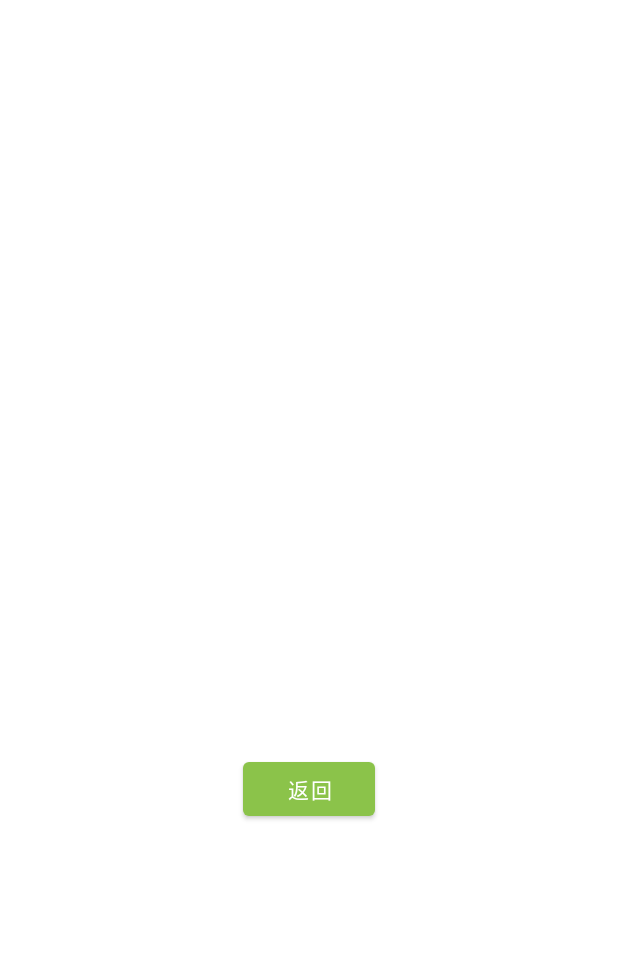
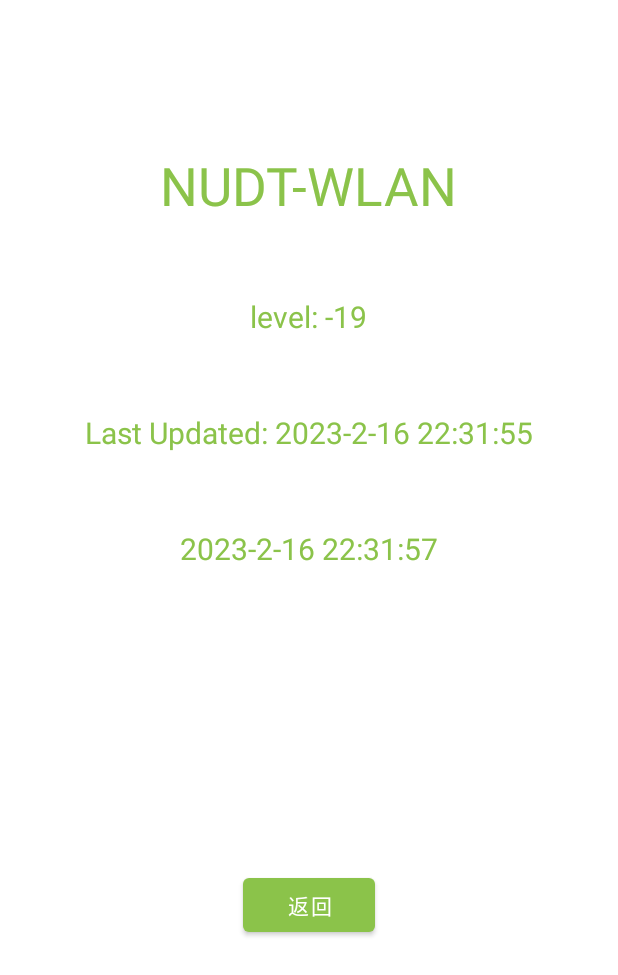
Before and after one commit to GUOBAJUN/WiFiScanner, an Android app: the layout detail_wlan_info.xml on its own in the app's theme, with its tools: preview values and no code run, on a phone screen of 412 x 824 dp. Shown: the top 975 px of the screen. Run offline under Robolectric (Android 15) with nearby library versions, the phone set to English and light mode, and no system bars.

```diff
--- a/app/src/main/java/com/potato/wifiscanner/wlan_detail_info.java
+++ b/app/src/main/java/com/potato/wifiscanner/wlan_detail_info.java
@@ -30,6 +30,7 @@ public class wlan_detail_info extends AppCompatActivity {
 
     TextView wifiLevel;
     TextView realTime;
+    TextView updateTime;
     private WifiManager wifiMgr;
     private boolean isUpdated = false;
     @SuppressLint("SetTextI18n")
@@ -49,7 +50,6 @@ public class wlan_detail_info extends AppCompatActivity {
                 String target_bssid = scanResult.BSSID;
                 for(ScanResult result : results) {
                     if (Objects.equals(result.SSID, target_ssid) && Objects.equals(result.BSSID, target_bssid)) {
-
                         wifiLevel.setText("level: " + result.level);
                         flag = true;
                         break;
@@ -57,6 +57,7 @@ public class wlan_detail_info extends AppCompatActivity {
                 }
                 if(!flag)
                     wifiLevel.setText("该WiFi已超出信号范围");
+                updateTime.setText("Last update: " + (new SimpleDateFormat("yyyy-MM-dd HH:mm:ss",Locale.CHINA).format(new Date())));
             }
         }
     };
@@ -73,6 +74,8 @@ public class wlan_detail_info extends AppCompatActivity {
         wifiLevel = findViewById(R.id.wifi_level);
         wifiLevel.setText("level: " + scanResult.level);
         realTime = findViewById(R.id.real_time);
+        updateTime = findViewById(R.id.update_time);
+        updateTime.setText("Last update: " + (new SimpleDateFormat("yyyy-MM-dd HH:mm:ss",Locale.CHINA).format(new Date())));
 
         // 为“返回”按钮添加事件处理函数
         Button button_back = findViewById(R.id.button_back);
--- a/app/src/main/res/layout/detail_wlan_info.xml
+++ b/app/src/main/res/layout/detail_wlan_info.xml
@@ -12,9 +12,10 @@
         android:id="@+id/wifi_ssid"
         android:layout_width="wrap_content"
         android:layout_height="wrap_content"
+        android:layout_marginTop="100dp"
         android:gravity="center"
-        android:layout_marginTop="100dp"
-        android:textSize="35sp"/>
+        android:textSize="35sp"
+        tools:text="NUDT-WLAN" />
 
     <TextView
         android:id="@+id/wifi_level"
@@ -22,14 +23,27 @@
         android:layout_height="wrap_content"
         android:layout_marginTop="50dp"
         android:gravity="center"
-        android:textSize="20sp" />
+        android:textSize="20sp"
+        tools:text="level: -19" />
+
+    <TextView
+        android:id="@+id/update_time"
+        android:layout_width="wrap_content"
+        android:layout_height="wrap_content"
+        android:layout_marginTop="50dp"
+        android:gravity="center"
+        android:textSize="20sp"
+        tools:text="Last Updated: 2023-2-16 22:31:55"/>
+
     <TextView
         android:id="@+id/real_time"
         android:layout_width="wrap_content"
         android:layout_height="wrap_content"
         android:layout_marginTop="50dp"
         android:gravity="center"
-        android:textSize="20sp" />
+        android:textSize="20sp"
+        tools:text="2023-2-16 22:31:57" />
+
     <Button
         android:id="@+id/button_back"
         android:layout_width="wrap_content"
--- a/app/src/main/res/layout/wifi_info_item.xml
+++ b/app/src/main/res/layout/wifi_info_item.xml
@@ -8,10 +8,10 @@
 
     <TextView
         android:id="@+id/wifi_name"
-        android:layout_width="wrap_content"
+        android:layout_width="250dp"
         android:layout_height="60dp"
         android:layout_marginStart="10dp"
-        android:gravity="center"
+        android:gravity="center_vertical"
         android:textSize="20sp"
         app:layout_constraintBottom_toBottomOf="parent"
         app:layout_constraintStart_toStartOf="parent"
```
Also changed, not shown: app/src/main/java/com/potato/wifiscanner/MainActivity.java (+53 -14 lines), app/src/main/java/com/potato/wifiscanner/WifiInfoAdapter.java (+6 -7 lines).
